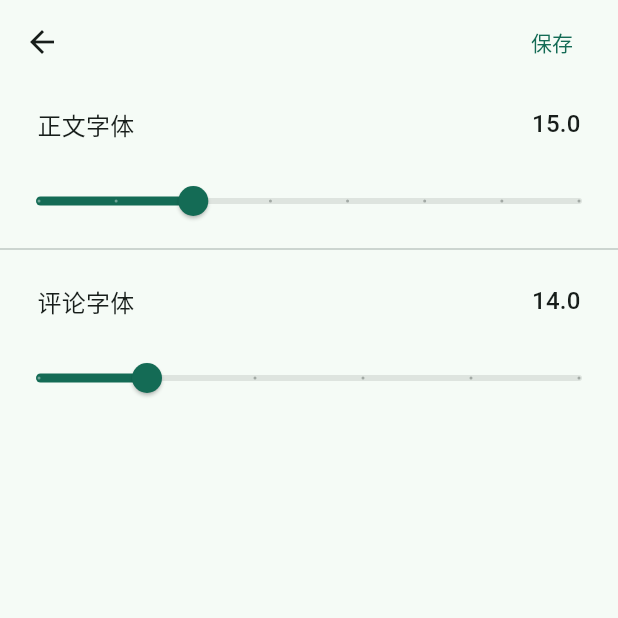
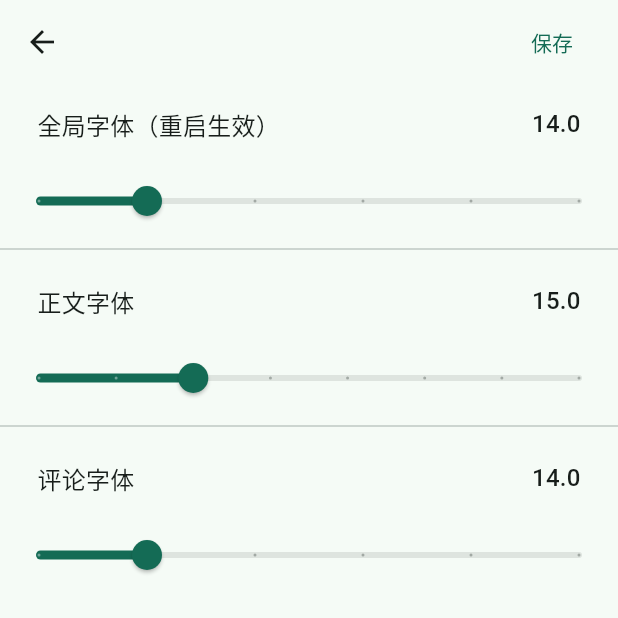
Before and after one commit to guozhigq/flutter_v2ex, a Flutter app: the SetFontPage screen opened by its route, on a phone screen of 412 x 824 dp, the top half of it. Run offline on Flutter 3.47's test engine with Material 2 defaults, Android fonts, the phone set to English and light mode, and no system bars; drawn by our look-alikes of dynamic_color, flutter_smart_dialog; our stand-ins replace cached_network_image, cookie_jar, device_info_plus, dio, dio_cookie_manager, easy_refresh and 10 more; missing offline and left inert: dio_http2_adapter, dio_http_cache, extended_tabs, extended_text_field, extended_text_library, flutter_html_iframe and 3 more; accounts and stored records are empty; Roboto replaces fonts that are missing (NotoSansSC).

Commit message:
feat: 全局字体大小设置（重启生效）求pr

```diff
--- a/lib/controller/fontsize_controller.dart
+++ b/lib/controller/fontsize_controller.dart
@@ -15,15 +15,12 @@ class FontSizeController extends GetxController {
     super.onInit();
     // 获取字体大小
     textTheme = customFsTheme(fontSize: globalFs.value);
-
   }
 
   TextTheme customFsTheme({double fontSize = 14}) {
     double scale = fontSize / baseFontSize;
-    print('scale: $scale');
     if(Get.context != null){
       var _textTheme = Theme.of(Get.context!).textTheme;
-      print('_textTheme: $_textTheme');
       return TextTheme(
         displayLarge: updateFontSize(_textTheme.displayLarge!, scale),
         displayMedium: updateFontSize(_textTheme.displayMedium!, scale),
@@ -57,7 +54,9 @@ class FontSizeController extends GetxController {
       customFsTheme(fontSize: globalFs.value);
 
   void setFontSize({fontSize}) {
+    globalFs.value = fontSize;
     textTheme = customFsTheme(fontSize: fontSize);
+    update();
   }
 
 }
--- a/lib/main.dart
+++ b/lib/main.dart
@@ -171,8 +171,7 @@ class _MyAppState extends State<MyApp> {
           getPages: AppPages.getPages,
           theme: ThemeData(
             fontFamily: 'NotoSansSC',
-            // textTheme: CustomTheme(Theme.of(context).textTheme).customFsTheme(fontSize: globalFs),
-            textTheme: fontSizeController!.getFontSize,
+            textTheme: fontSizeController?.getFontSize ?? const TextTheme(),
             useMaterial3: true,
             colorScheme: currentThemeValue == ThemeType.dark
                 ? darkColorScheme
@@ -180,7 +179,6 @@ class _MyAppState extends State<MyApp> {
           ),
           darkTheme: ThemeData(
             fontFamily: 'NotoSansSC',
-            // textTheme: CustomTheme(Theme.of(context).textTheme).customFsTheme(fontSize: globalFs),
             useMaterial3: true,
             colorScheme: currentThemeValue == ThemeType.light
                 ? lightColorScheme
--- a/lib/pages/setting/page_font.dart
+++ b/lib/pages/setting/page_font.dart
@@ -26,10 +26,10 @@ class _SetFontPageState extends State<SetFontPage> {
         actions: [
           TextButton(
             onPressed: () {
-              GStorage().setGlobalFs(_currentGlobalSize);
               GStorage().setHtmlFs(_currentHtmlSize);
               GStorage().setReplyFs(_currentReplySize);
               if(_currentGlobalSize != GStorage().getGlobalFs()){
+                GStorage().setGlobalFs(_currentGlobalSize);
                 FontSizeController().setFontSize(fontSize: _currentGlobalSize);
               }
               SmartDialog.showToast('设置成功');
@@ -43,30 +43,30 @@ class _SetFontPageState extends State<SetFontPage> {
       body: SingleChildScrollView(
         child: Column(
           children: [
-            // Container(
-            //   width: double.infinity,
-            //   padding: const EdgeInsets.fromLTRB(25, 15, 25, 15),
-            //   child: Row(
-            //     mainAxisAlignment: MainAxisAlignment.spaceBetween,
-            //     children: [
-            //       Text('全局字体', style: Theme.of(context).textTheme.titleMedium),
-            //       Text(_currentGlobalSize.toString(), style: Theme.of(context).textTheme.titleMedium),
-            //     ],
-            //   ),
-            // ),
-            // Slider(
-            //   value: _currentGlobalSize,
-            //   max: 18,
-            //   divisions: 5,
-            //   min: 13,
-            //   label: _currentGlobalSize.round().toString(),
-            //   onChanged: (double value) {
-            //     setState(() {
-            //       _currentGlobalSize = value;
-            //     });
-            //   },
-            // ),
-            // const Divider(),
+            Container(
+              width: double.infinity,
+              padding: const EdgeInsets.fromLTRB(25, 15, 25, 15),
+              child: Row(
+                mainAxisAlignment: MainAxisAlignment.spaceBetween,
+                children: [
+                  Text('全局字体（重启生效）', style: Theme.of(context).textTheme.titleMedium),
+                  Text(_currentGlobalSize.toString(), style: Theme.of(context).textTheme.titleMedium),
+                ],
+              ),
+            ),
+            Slider(
+              value: _currentGlobalSize,
+              max: 18,
+              divisions: 5,
+              min: 13,
+              label: _currentGlobalSize.round().toString(),
+              onChanged: (double value) {
+                setState(() {
+                  _currentGlobalSize = value;
+                });
+              },
+            ),
+            const Divider(),
             Container(
               width: double.infinity,
               padding: const EdgeInsets.fromLTRB(25, 15, 25, 15),
```
